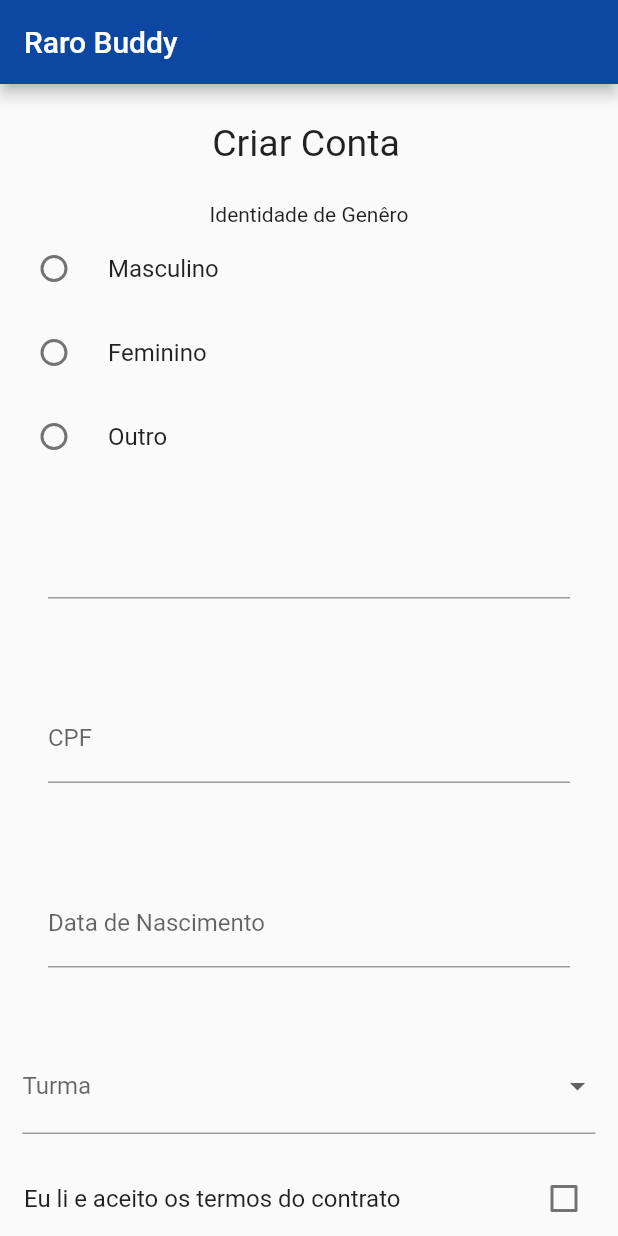
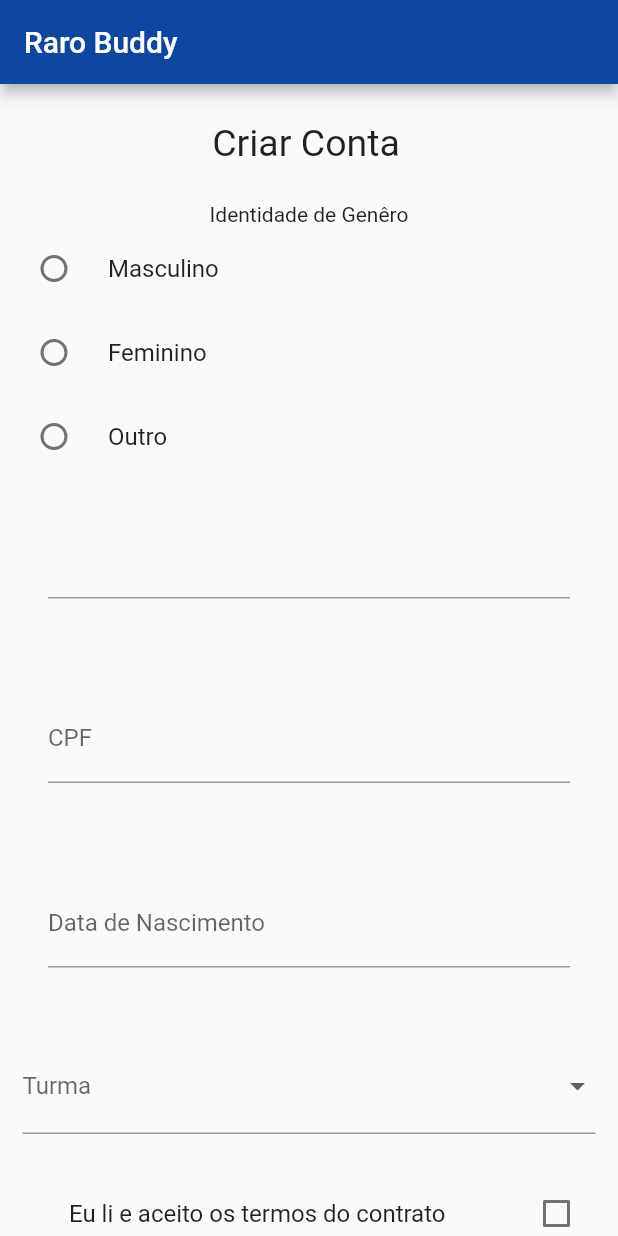
Before and after one commit to A-Vocado/FlutterSemanaTres, a Flutter app: the screen it shows after launch, on a phone screen of 412 x 824 dp. Run offline on Flutter 3.47's test engine with Material 2 defaults, Android fonts, the phone set to English and light mode, and no system bars.

Commit message:
commit26/07/22/paddingCriarConta

```diff
--- a/lib/main.dart
+++ b/lib/main.dart
@@ -116,9 +116,11 @@ class _HomeState extends State<Home> {
                       builder: (state) {
                         return Column(
                           children: [
-                            CheckboxListTile(
-                              title:
-                                  Text('Eu li e aceito os termos do contrato'),
+                            Padding(
+                              padding: const EdgeInsets.fromLTRB(30, 10, 5, 10),
+                              child: CheckboxListTile(
+                                title: Text(
+                                    'Eu li e aceito os termos do contrato'),
                                 value: isCheckedBox,
                                 onChanged: (value) {
                                   setState(() {
@@ -128,6 +130,7 @@ class _HomeState extends State<Home> {
                                 },
                                 activeColor: Colors.blue[900],
                                 checkColor: Colors.white,
+                              ),
                             ),
                             state.errorText == null
                                 ? Container()
@@ -141,7 +144,9 @@ class _HomeState extends State<Home> {
                         );
                       },
                     ),
-                    ElevatedButton(
+                    Padding(
+                      padding: const EdgeInsets.fromLTRB(0, 8, 0, 20),
+                      child: ElevatedButton(
                         onPressed: _registerBottom,
                         child: Text("Criar Conta"),
                         style: ButtonStyle(
@@ -151,6 +156,7 @@ class _HomeState extends State<Home> {
                                 MaterialStateProperty.all(EdgeInsets.all(10)),
                             textStyle: MaterialStateProperty.all(
                                 TextStyle(fontSize: 20))),
+                      ),
                     ),
                   ],
                 ),
```
Lines whose indentation alone changed are shown as unchanged.
